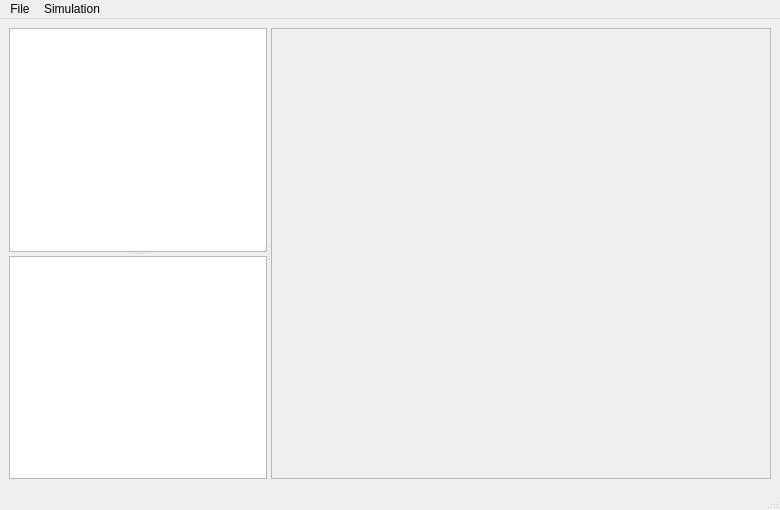
First picture: the form in components/viriatoDSR/src/mainUI.ui, repository robocomp/dsr-graph, before the edit.
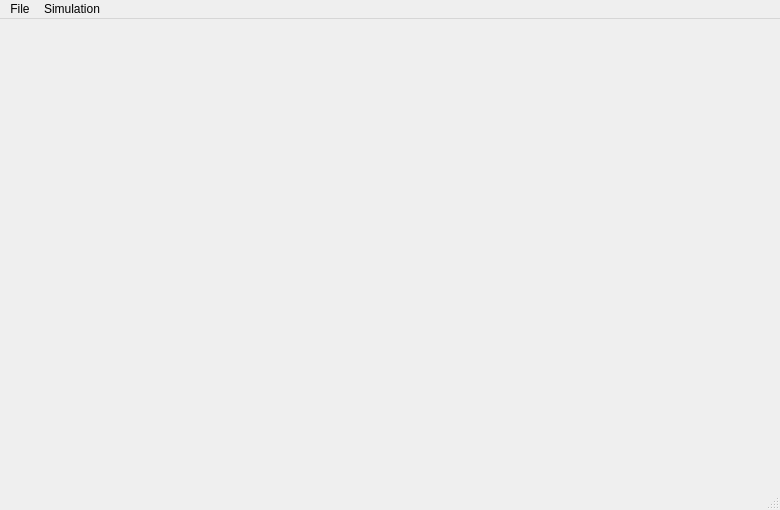
Second picture: the form after the edit.

Commit message: [components/viriatoDSR] adapted to read widgets from config file.

The edit to the form file:
```diff
--- a/components/viriatoDSR/src/mainUI.ui
+++ b/components/viriatoDSR/src/mainUI.ui
@@ -30,49 +30,6 @@
        <property name="orientation">
         <enum>Qt::Vertical</enum>
        </property>
-       <widget class="QTableWidget" name="tableWidgetNodes">
-        <property name="sizePolicy">
-         <sizepolicy hsizetype="Minimum" vsizetype="Expanding">
-          <horstretch>0</horstretch>
-          <verstretch>0</verstretch>
-         </sizepolicy>
-        </property>
-       </widget>
-       <widget class="QTableWidget" name="tableWidgetEdges">
-        <property name="sizePolicy">
-         <sizepolicy hsizetype="Minimum" vsizetype="Expanding">
-          <horstretch>0</horstretch>
-          <verstretch>0</verstretch>
-         </sizepolicy>
-        </property>
-       </widget>
-      </widget>
-      <widget class="QScrollArea" name="scrollArea">
-       <property name="sizePolicy">
-        <sizepolicy hsizetype="Maximum" vsizetype="Expanding">
-         <horstretch>0</horstretch>
-         <verstretch>0</verstretch>
-        </sizepolicy>
-       </property>
-       <property name="minimumSize">
-        <size>
-         <width>500</width>
-         <height>0</height>
-        </size>
-       </property>
-       <property name="widgetResizable">
-        <bool>true</bool>
-       </property>
-       <widget class="QWidget" name="scrollAreaWidgetContents">
-        <property name="geometry">
-         <rect>
-          <x>0</x>
-          <y>0</y>
-          <width>498</width>
-          <height>443</height>
-         </rect>
-        </property>
-       </widget>
       </widget>
      </widget>
     </item>
```
The commit also changes 4 other files.
